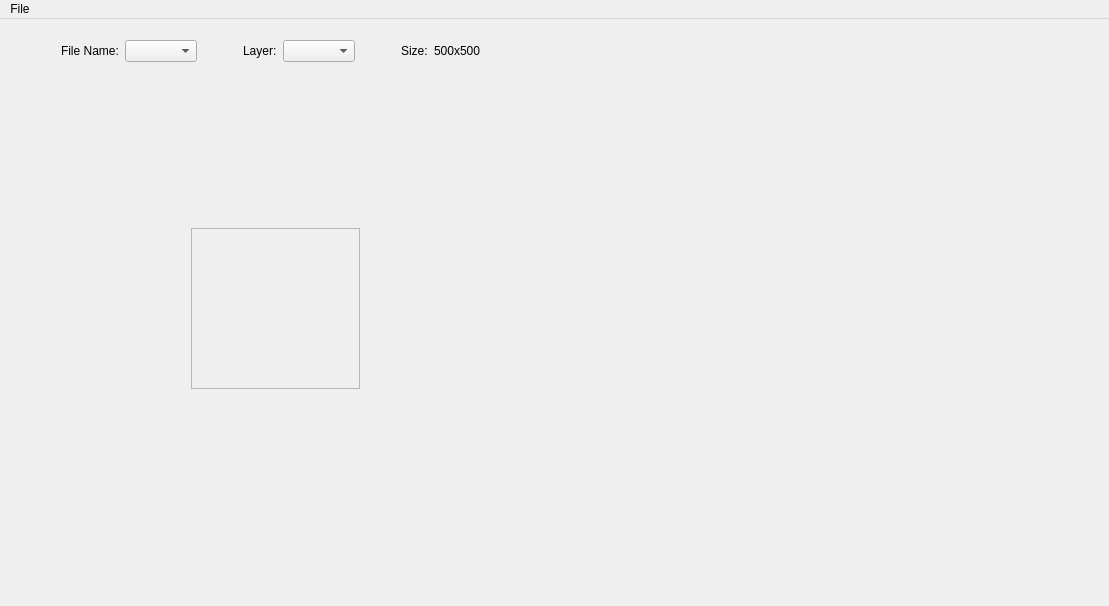
First picture: the form in piramid.ui, repository oMiksa/Test_Junior_Cpp, before the edit.
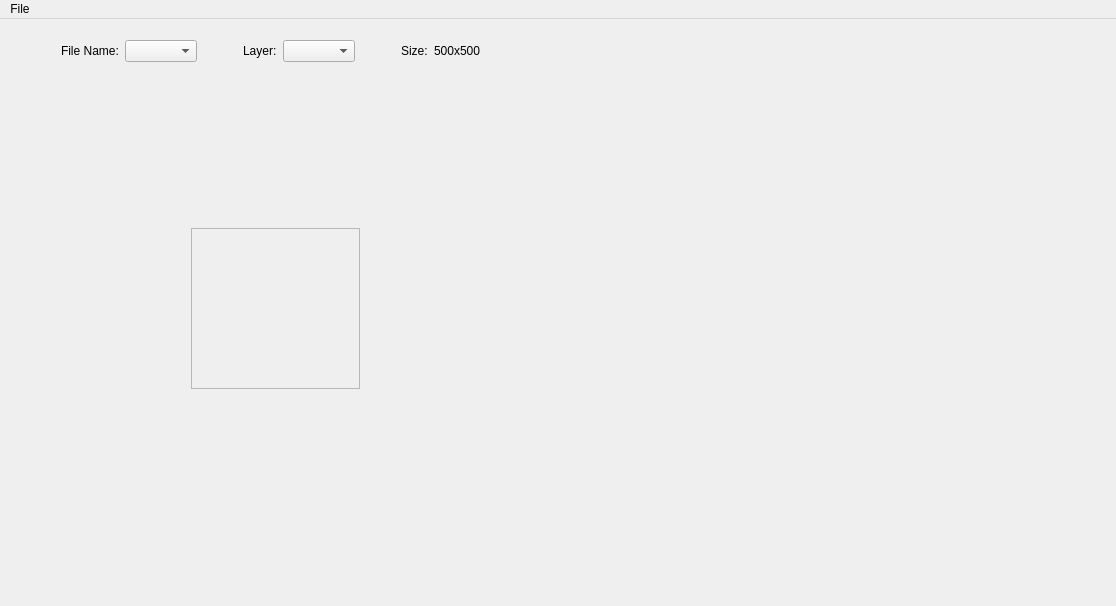
Second picture: the form after the edit.

Commit message: ~21h_add_draws_pyramid

Diff of the .ui file:
```diff
--- a/piramid.ui
+++ b/piramid.ui
@@ -6,7 +6,7 @@
    <rect>
     <x>0</x>
     <y>0</y>
-    <width>1109</width>
+    <width>1116</width>
     <height>606</height>
    </rect>
   </property>
@@ -217,7 +217,7 @@
     <rect>
      <x>0</x>
      <y>0</y>
-     <width>1109</width>
+     <width>1116</width>
      <height>21</height>
     </rect>
    </property>
```
The commit also changes 2 other files.
